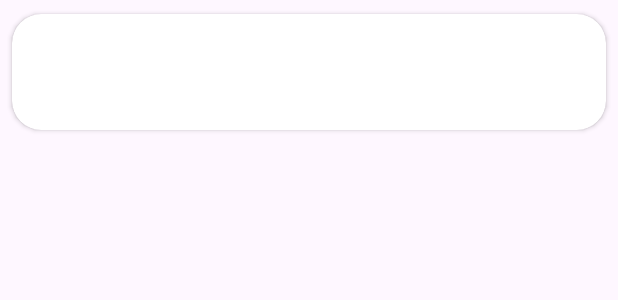
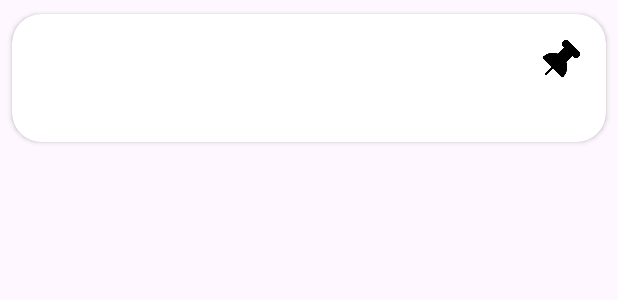
Before and after one commit to mahesh-lakhara/Note_app, an Android app: the layout note_item.xml on its own in the app's theme, with its tools: preview values and no code run, on a phone screen of 412 x 824 dp. Shown: the top 300 px of the screen. Run offline under Robolectric (Android 15) with nearby library versions, the phone set to English and light mode, and no system bars.

```diff
--- a/app/src/main/java/com/mmm/note_app/Entity/NoteEntity.kt
+++ b/app/src/main/java/com/mmm/note_app/Entity/NoteEntity.kt
@@ -11,6 +11,7 @@ data class NoteEntity(
     @ColumnInfo(name = "title") var title: String,
     @ColumnInfo(name = "text") var text: String,
     @ColumnInfo(name = "date") var date: String,
+    @ColumnInfo(name = "pin") var pin: Boolean,
 
 ){
     @PrimaryKey(autoGenerate = true) var id: Int = 0
--- a/app/src/main/res/layout/note_item.xml
+++ b/app/src/main/res/layout/note_item.xml
@@ -14,17 +14,32 @@
         android:orientation="vertical"
         android:layout_margin="@dimen/_10sdp">
 
+
+        <LinearLayout
+            android:layout_width="match_parent"
+            android:layout_height="wrap_content">
+
         <TextView
             android:id="@+id/txtTitle"
             android:layout_width="match_parent"
             android:layout_height="wrap_content"
             android:singleLine="true"
+            android:layout_weight="1"
             android:ellipsize="marquee"
             android:textSize="@dimen/_14sdp"
             android:textStyle="bold"
             android:marqueeRepeatLimit="marquee_forever" />
 
 
+            <ImageView
+                android:id="@+id/imgpin"
+                android:layout_width="@dimen/_25sdp"
+                android:layout_height="@dimen/_25sdp"
+                android:src="@drawable/pin"/>
+
+
+
+        </LinearLayout>
 
         <TextView
             android:id="@+id/txtText"
```
Also changed, not shown: app/src/main/java/com/mmm/note_app/Adapter/NotesAdapter.kt (+27 -3 lines), app/src/main/java/com/mmm/note_app/MainActivity.kt (+42 -5 lines), app/src/main/res/drawable/pin.png (added), app/src/main/res/drawable/unpin.png (added).
